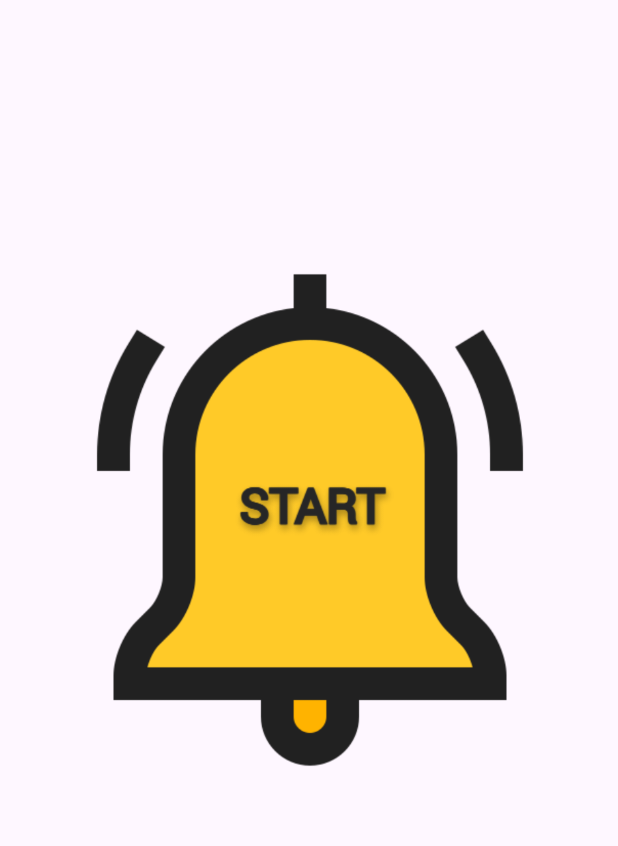
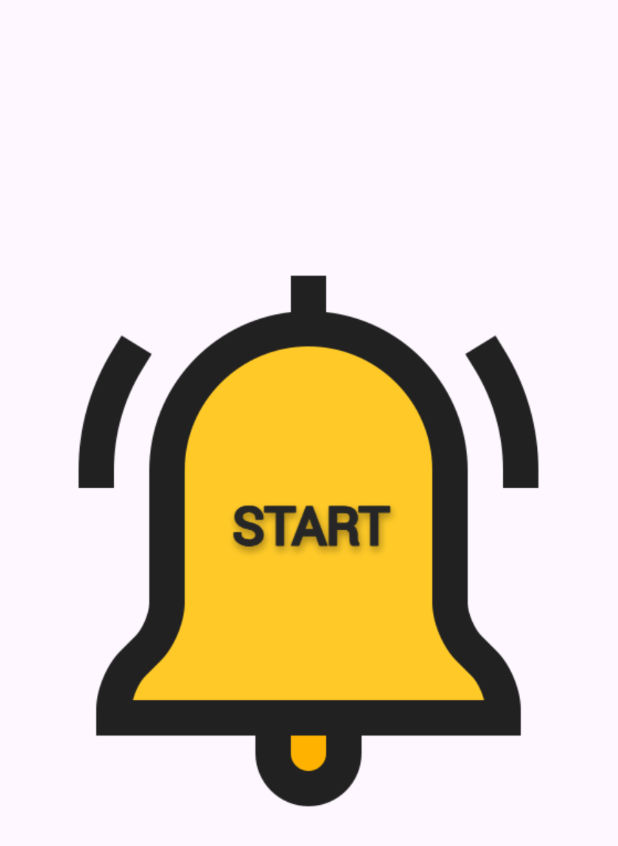
Before and after one commit to YuraLapin/Mobile, an Android app: the screen it shows after launch (MainActivity), on a phone screen of 412 x 824 dp. Shown: the top 846 px of the screen. Run offline under Robolectric (Android 15) with nearby library versions, the phone set to English and light mode, and no system bars.

Commit message:
интерфейс главной страницы приложения

```diff
--- a/MobileApp/app/src/main/AndroidManifest.xml
+++ b/MobileApp/app/src/main/AndroidManifest.xml
@@ -13,6 +13,9 @@
         android:theme="@style/Theme.AlarmMobileApp"
         tools:targetApi="31">
         <activity
+            android:name=".AlarmActivity"
+            android:exported="false" />
+        <activity
             android:name=".MainActivity"
             android:exported="true">
             <intent-filter>
--- a/MobileApp/app/src/main/java/com/example/alarmmobileapp/MainActivity.java
+++ b/MobileApp/app/src/main/java/com/example/alarmmobileapp/MainActivity.java
@@ -1,7 +1,11 @@
 package com.example.alarmmobileapp;
 
+import android.content.Intent;
+import android.media.MediaPlayer;
 import android.os.Bundle;
+import android.view.View;
 import android.widget.Button;
+import android.widget.ImageButton;
 
 import androidx.activity.EdgeToEdge;
 import androidx.appcompat.app.AppCompatActivity;
@@ -17,8 +21,8 @@ import java.util.Calendar;
 public class MainActivity extends AppCompatActivity {
 
 
-    Button setAlarm;
-
+    private ImageButton imageButtonBell;
+    private MediaPlayer bellSound;
 
     @Override
     protected void onCreate(Bundle savedInstanceState) {
@@ -30,6 +34,8 @@ public class MainActivity extends AppCompatActivity {
             v.setPadding(systemBars.left, systemBars.top, systemBars.right, systemBars.bottom);
             return insets;
         });
+        imageButtonBell = findViewById(R.id.ImageButtonBell);
+        bellSound = MediaPlayer.create(this, R.raw.kolokol_v3);
 
 //        setAlarm= findViewById(R.id.alarmButton);
 //
@@ -52,4 +58,16 @@ public class MainActivity extends AppCompatActivity {
 //            materialTimePicker.show(getSupportFragmentManager(), "myTag");
 //        });
     }
+    public void OpenAlarmActivity(View v){
+        PlayMusic();
+        Intent intent = new Intent(this, AlarmActivity.class);
+        startActivity(intent);
+    }
+    public void PlayMusic(){
+        if(bellSound.isPlaying())
+        {
+            bellSound.stop();
+        }
+        bellSound.start();
+    }
 }
--- a/MobileApp/app/src/main/res/layout/activity_main.xml
+++ b/MobileApp/app/src/main/res/layout/activity_main.xml
@@ -9,16 +9,16 @@
 
     <ImageButton
 
-        android:id="@+id/imageButton2"
-        android:layout_width="349dp"
-        android:layout_height="349dp"
+        android:id="@+id/ImageButtonBell"
+        android:layout_width="398dp"
+        android:layout_height="377dp"
         android:layout_marginStart="47dp"
         android:layout_marginTop="172dp"
         android:layout_marginEnd="48dp"
+        android:background="@null"
+        android:onClick="OpenAlarmActivity"
         android:scaleType="fitCenter"
-        android:background="@null"
         app:layout_constraintEnd_toEndOf="parent"
-        app:layout_constraintHorizontal_bias="0.484"
         app:layout_constraintStart_toStartOf="parent"
         app:layout_constraintTop_toTopOf="parent"
         app:srcCompat="@drawable/bell_icon" />
```
Also changed, not shown: MobileApp/app/src/main/java/com/example/alarmmobileapp/AlarmActivity.java (added, +32 -0 lines), MobileApp/app/src/main/res/layout/activity_alarm.xml (added, +20 -0 lines), 3 other files.
